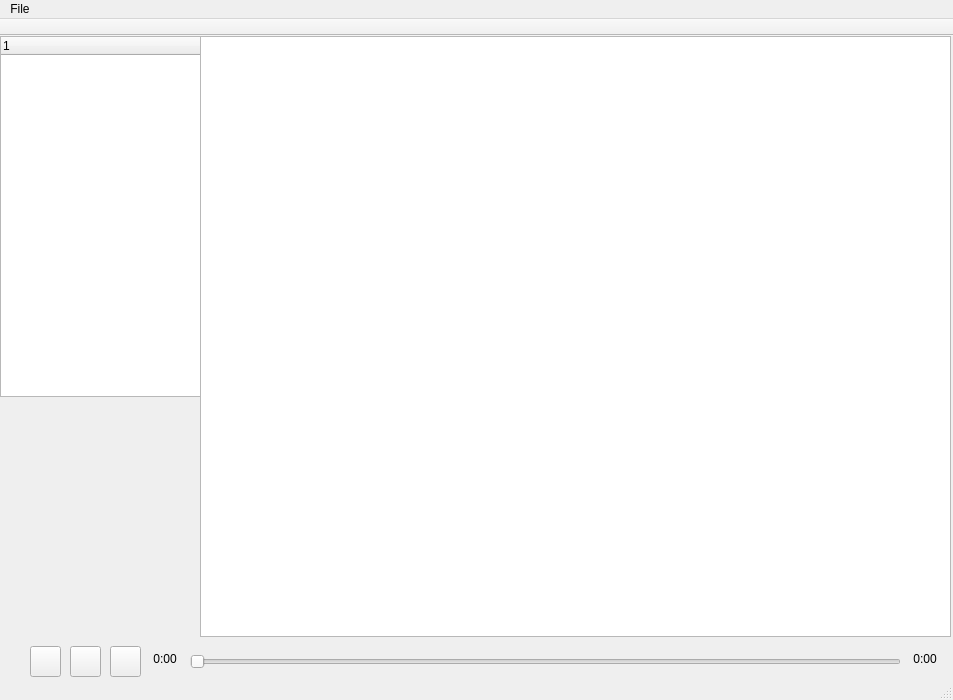
The window that qt/QTWidgetUI/mainwindow.ui (jderehag/spotifyserver) describes before a commit, drawn with Qt 5.
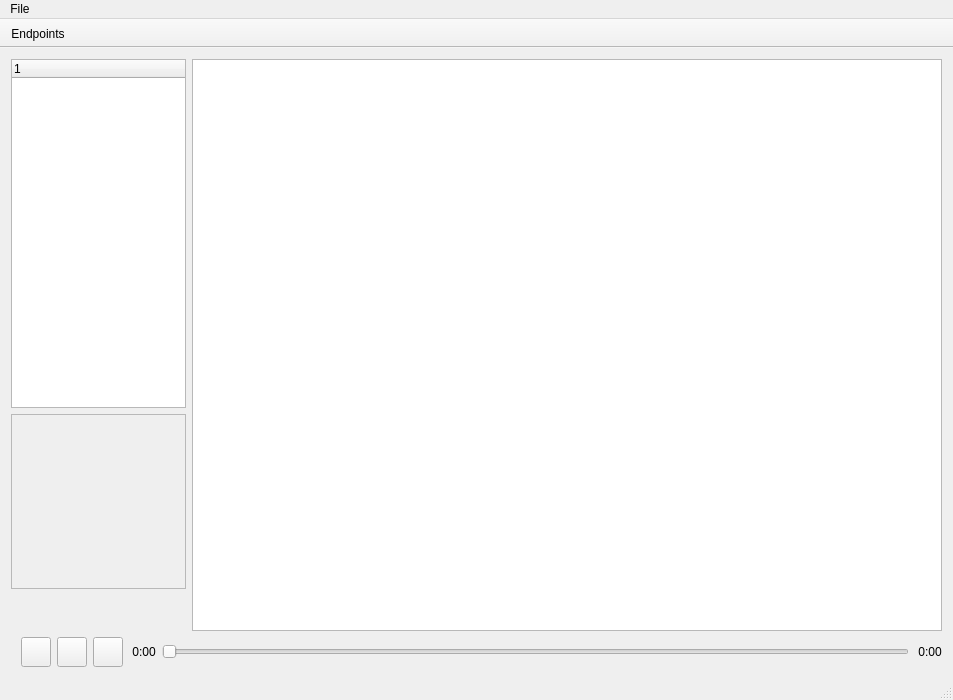
The same window after the commit.

Commit message: made qt gui contents resize with window

```diff
--- a/qt/QTWidgetUI/mainwindow.ui
+++ b/qt/QTWidgetUI/mainwindow.ui
@@ -14,24 +14,151 @@
    <string>MainWindow</string>
   </property>
   <widget class="QWidget" name="centralWidget">
+   <layout class="QVBoxLayout" name="verticalLayout_3">
+    <item>
+     <layout class="QVBoxLayout" name="verticalLayout" stretch="1,0">
+      <item>
+       <layout class="QHBoxLayout" name="centerLayout" stretch="1,6">
+        <item>
+         <layout class="QVBoxLayout" name="leftFrame">
+          <item>
+           <widget class="QTreeWidget" name="playlistsTree">
+            <property name="sizePolicy">
+             <sizepolicy hsizetype="Fixed" vsizetype="Expanding">
+              <horstretch>0</horstretch>
+              <verstretch>0</verstretch>
+             </sizepolicy>
+            </property>
+            <property name="minimumSize">
+             <size>
+              <width>175</width>
+              <height>50</height>
+             </size>
+            </property>
+            <column>
+             <property name="text">
+              <string notr="true">1</string>
+             </property>
+            </column>
+           </widget>
+          </item>
+          <item>
+           <widget class="QLabel" name="label">
+            <property name="sizePolicy">
+             <sizepolicy hsizetype="Fixed" vsizetype="Fixed">
+              <horstretch>0</horstretch>
+              <verstretch>0</verstretch>
+             </sizepolicy>
+            </property>
+            <property name="minimumSize">
+             <size>
+              <width>175</width>
+              <height>175</height>
+             </size>
+            </property>
+            <property name="maximumSize">
+             <size>
+              <width>175</width>
+              <height>175</height>
+             </size>
+            </property>
+            <property name="baseSize">
+             <size>
+              <width>150</width>
+              <height>150</height>
+             </size>
+            </property>
+            <property name="frameShape">
+             <enum>QFrame::StyledPanel</enum>
+            </property>
+            <property name="text">
+             <string/>
+            </property>
+           </widget>
+          </item>
+          <item>
+           <widget class="QLabel" name="currentTrackLabel">
+            <property name="sizePolicy">
+             <sizepolicy hsizetype="Fixed" vsizetype="Fixed">
+              <horstretch>0</horstretch>
+              <verstretch>0</verstretch>
+             </sizepolicy>
+            </property>
+            <property name="minimumSize">
+             <size>
+              <width>175</width>
+              <height>15</height>
+             </size>
+            </property>
+            <property name="font">
+             <font>
+              <pointsize>10</pointsize>
+             </font>
+            </property>
+            <property name="text">
+             <string/>
+            </property>
+           </widget>
+          </item>
+          <item>
+           <widget class="QLabel" name="currentArtistLabel">
+            <property name="sizePolicy">
+             <sizepolicy hsizetype="Fixed" vsizetype="Fixed">
+              <horstretch>0</horstretch>
+              <verstretch>0</verstretch>
+             </sizepolicy>
+            </property>
+            <property name="minimumSize">
+             <size>
+              <width>175</width>
+              <height>15</height>
+             </size>
+            </property>
+            <property name="text">
+             <string/>
+            </property>
+           </widget>
+          </item>
+         </layout>
+        </item>
+        <item>
    <widget class="QStackedWidget" name="stackedWidget">
-    <property name="geometry">
-     <rect>
-      <x>200</x>
-      <y>0</y>
-      <width>751</width>
-      <height>601</height>
-     </rect>
+          <property name="sizePolicy">
+           <sizepolicy hsizetype="Expanding" vsizetype="Expanding">
+            <horstretch>3</horstretch>
+            <verstretch>1</verstretch>
+           </sizepolicy>
     </property>
     <widget class="QWidget" name="playlistPage">
+           <property name="sizePolicy">
+            <sizepolicy hsizetype="Expanding" vsizetype="Expanding">
+             <horstretch>0</horstretch>
+             <verstretch>0</verstretch>
+            </sizepolicy>
+           </property>
+           <layout class="QVBoxLayout" name="verticalLayout_2">
+            <property name="spacing">
+             <number>0</number>
+            </property>
+            <property name="leftMargin">
+             <number>0</number>
+            </property>
+            <property name="topMargin">
+             <number>0</number>
+            </property>
+            <property name="rightMargin">
+             <number>0</number>
+            </property>
+            <property name="bottomMargin">
+             <number>0</number>
+            </property>
+            <item>
      <widget class="QTableView" name="tableView">
-      <property name="geometry">
-       <rect>
-        <x>0</x>
-        <y>0</y>
-        <width>751</width>
-        <height>601</height>
-       </rect>
+              <property name="sizePolicy">
+               <sizepolicy hsizetype="Expanding" vsizetype="Expanding">
+                <horstretch>1</horstretch>
+                <verstretch>1</verstretch>
+               </sizepolicy>
       </property>
       <property name="selectionMode">
        <enum>QAbstractItemView::SingleSelection</enum>
@@ -52,115 +179,103 @@
        <bool>false</bool>
       </attribute>
      </widget>
-    </widget>
-    <widget class="QWidget" name="page"/>
-   </widget>
-   <widget class="QLabel" name="label">
-    <property name="geometry">
-     <rect>
-      <x>0</x>
-      <y>360</y>
-      <width>200</width>
-      <height>200</height>
-     </rect>
+            </item>
+           </layout>
+          </widget>
+          <widget class="QWidget" name="page">
+           <layout class="QVBoxLayout" name="verticalLayout_4">
+            <property name="spacing">
+             <number>0</number>
+            </property>
+            <property name="leftMargin">
+             <number>0</number>
+            </property>
+            <property name="topMargin">
+             <number>0</number>
+            </property>
+            <property name="rightMargin">
+             <number>0</number>
+            </property>
+            <property name="bottomMargin">
+             <number>0</number>
+            </property>
+            <item>
+             <layout class="QVBoxLayout" name="endpointsLayout"/>
+            </item>
+           </layout>
+          </widget>
+         </widget>
+        </item>
+       </layout>
+      </item>
+      <item>
+       <layout class="QHBoxLayout" name="playBar">
+        <item>
+         <spacer name="horizontalSpacer">
+          <property name="orientation">
+           <enum>Qt::Horizontal</enum>
+          </property>
+          <property name="sizeHint" stdset="0">
+           <size>
+            <width>10</width>
+            <height>20</height>
+           </size>
+          </property>
+         </spacer>
+        </item>
+        <item>
+         <widget class="QToolButton" name="prevButton">
+          <property name="minimumSize">
+           <size>
+            <width>30</width>
+            <height>30</height>
+           </size>
     </property>
     <property name="text">
      <string/>
     </property>
    </widget>
+        </item>
+        <item>
    <widget class="QToolButton" name="playButton">
-    <property name="geometry">
-     <rect>
-      <x>70</x>
-      <y>610</y>
-      <width>31</width>
-      <height>31</height>
-     </rect>
+          <property name="minimumSize">
+           <size>
+            <width>30</width>
+            <height>30</height>
+           </size>
     </property>
     <property name="text">
      <string/>
     </property>
    </widget>
+        </item>
+        <item>
    <widget class="QToolButton" name="nextButton">
-    <property name="geometry">
-     <rect>
-      <x>110</x>
-      <y>610</y>
-      <width>31</width>
-      <height>31</height>
-     </rect>
+          <property name="minimumSize">
+           <size>
+            <width>30</width>
+            <height>30</height>
+           </size>
     </property>
     <property name="text">
      <string/>
     </property>
    </widget>
-   <widget class="QToolButton" name="prevButton">
-    <property name="geometry">
-     <rect>
-      <x>30</x>
-      <y>610</y>
-      <width>31</width>
-      <height>31</height>
-     </rect>
-    </property>
+        </item>
+        <item>
+         <widget class="QLabel" name="progressLabel">
     <property name="text">
-     <string/>
-    </property>
-   </widget>
-   <widget class="QTreeWidget" name="playlistsTree">
-    <property name="geometry">
-     <rect>
-      <x>0</x>
-      <y>0</y>
-      <width>201</width>
-      <height>361</height>
-     </rect>
-    </property>
-    <column>
-     <property name="text">
-      <string notr="true">1</string>
-     </property>
-    </column>
-   </widget>
-   <widget class="QLabel" name="currentTrackLabel">
-    <property name="geometry">
-     <rect>
-      <x>10</x>
-      <y>570</y>
-      <width>181</width>
-      <height>16</height>
-     </rect>
-    </property>
-    <property name="font">
-     <font>
-      <pointsize>10</pointsize>
-     </font>
-    </property>
-    <property name="text">
-     <string/>
-    </property>
-   </widget>
-   <widget class="QLabel" name="currentArtistLabel">
-    <property name="geometry">
-     <rect>
-      <x>10</x>
-      <y>590</y>
-      <width>181</width>
-      <height>16</height>
-     </rect>
-    </property>
-    <property name="text">
-     <string/>
-    </property>
-   </widget>
+           <string> 0:00</string>
+          </property>
+         </widget>
+        </item>
+        <item>
    <widget class="QSlider" name="progressBar">
-    <property name="geometry">
-     <rect>
-      <x>190</x>
-      <y>615</y>
-      <width>711</width>
-      <height>22</height>
-     </rect>
+          <property name="sizePolicy">
+           <sizepolicy hsizetype="Expanding" vsizetype="Fixed">
+            <horstretch>1</horstretch>
+            <verstretch>0</verstretch>
+           </sizepolicy>
     </property>
     <property name="singleStep">
      <number>5</number>
@@ -169,43 +284,19 @@
      <enum>Qt::Horizontal</enum>
     </property>
    </widget>
-   <widget class="QLabel" name="progressLabel">
-    <property name="geometry">
-     <rect>
-      <x>150</x>
-      <y>615</y>
-      <width>31</width>
-      <height>16</height>
-     </rect>
-    </property>
-    <property name="text">
-     <string> 0:00</string>
-    </property>
-   </widget>
+        </item>
+        <item>
    <widget class="QLabel" name="durationLabel">
-    <property name="geometry">
-     <rect>
-      <x>910</x>
-      <y>615</y>
-      <width>31</width>
-      <height>16</height>
-     </rect>
-    </property>
     <property name="text">
      <string> 0:00</string>
     </property>
    </widget>
-   <zorder>stackedWidget</zorder>
-   <zorder>label</zorder>
-   <zorder>playButton</zorder>
-   <zorder>nextButton</zorder>
-   <zorder>prevButton</zorder>
-   <zorder>currentTrackLabel</zorder>
-   <zorder>currentArtistLabel</zorder>
-   <zorder>playlistsTree</zorder>
-   <zorder>progressBar</zorder>
-   <zorder>progressLabel</zorder>
-   <zorder>durationLabel</zorder>
+        </item>
+       </layout>
+      </item>
+     </layout>
+    </item>
+   </layout>
   </widget>
   <widget class="QMenuBar" name="menuBar">
    <property name="geometry">
@@ -236,8 +327,14 @@
    <attribute name="toolBarBreak">
     <bool>false</bool>
    </attribute>
+   <addaction name="actionShowEndpoints"/>
   </widget>
   <widget class="QStatusBar" name="statusBar"/>
+  <action name="actionShowEndpoints">
+   <property name="text">
+    <string>Endpoints</string>
+   </property>
+  </action>
  </widget>
  <layoutdefault spacing="6" margin="11"/>
  <resources/>
```
Lines whose indentation alone changed are shown as unchanged. The commit also changes 2 other files.
